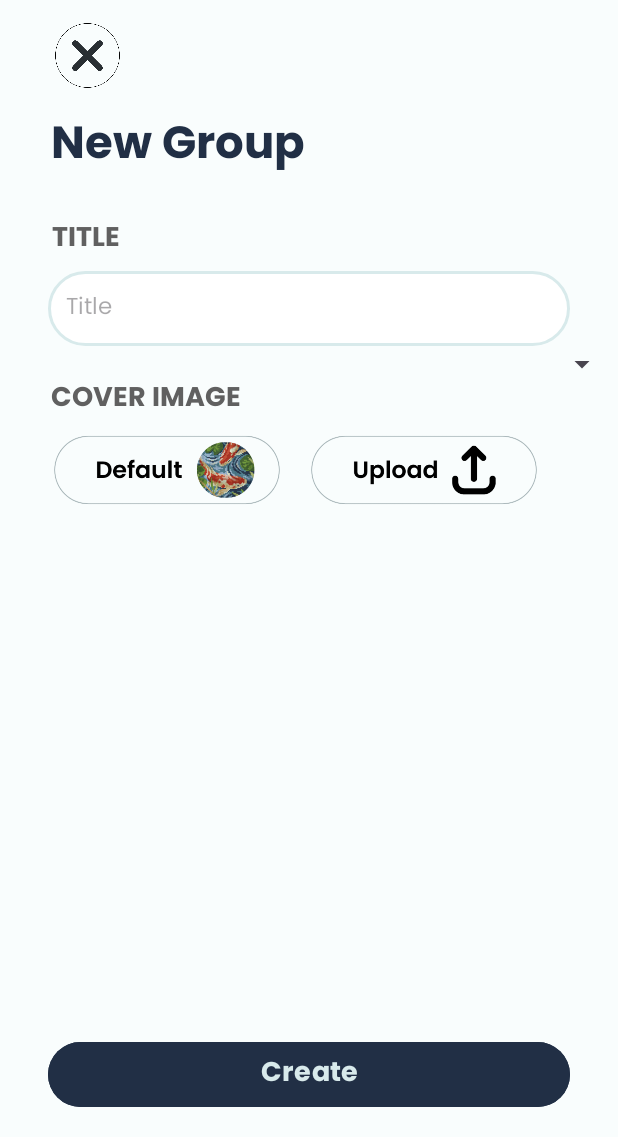
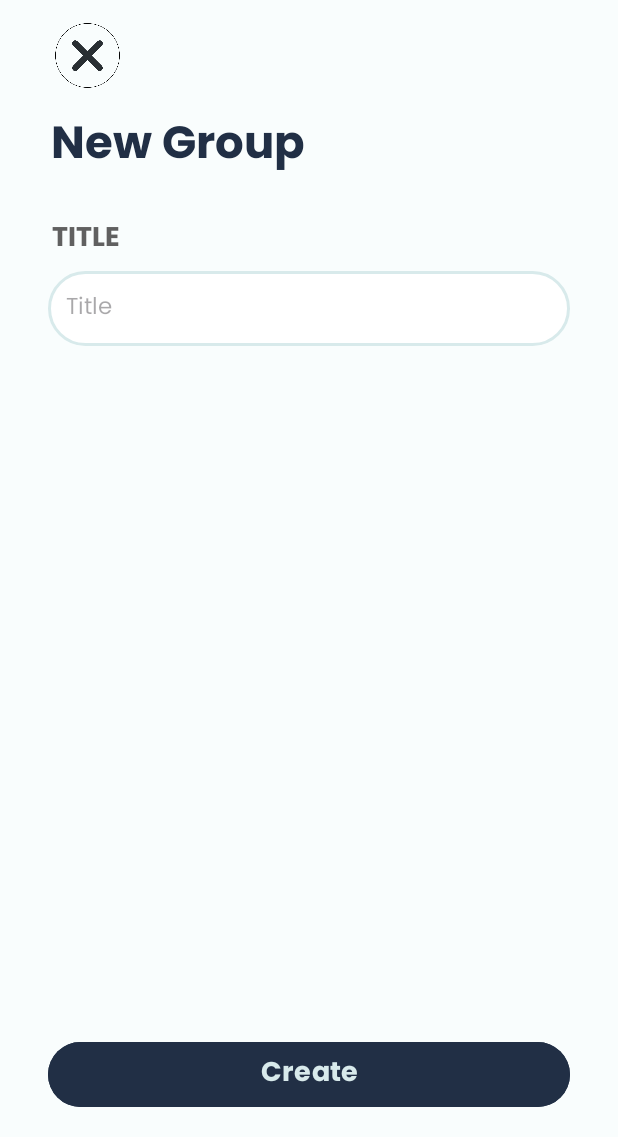
Before and after one commit to Nina-Sorongon/LockedIn, an Android app: the AddNewGroupActivity screen opened directly, with no data from a screen before it, on a phone screen of 412 x 824 dp, the part 99-1236 px from its top. Run offline under Robolectric (Android 15) with nearby library versions, the light colour scheme and no system bars; our stand-ins replace Firebase (no records; nobody signed in at launch, a user with empty details on screens opened directly).

Commit message:
just removed unused buttons

```diff
--- a/app/src/main/res/layout/activity_addnewgroup.xml
+++ b/app/src/main/res/layout/activity_addnewgroup.xml
@@ -85,58 +85,6 @@
         app:layout_constraintStart_toStartOf="parent"
         app:layout_constraintTop_toBottomOf="@id/title" />
 
-    <Spinner
-        android:id="@+id/imageSpinner"
-        android:layout_width="0dp"
-        android:layout_height="wrap_content"
-        android:layout_marginBottom="16dp"
-        app:layout_constraintStart_toStartOf="parent"
-        app:layout_constraintEnd_toEndOf="parent"
-        app:layout_constraintTop_toBottomOf="@id/edittitle" />
-
-    <TextView
-        android:id="@+id/cover"
-        android:layout_width="wrap_content"
-        android:layout_height="wrap_content"
-        android:layout_marginStart="32dp"
-        android:layout_marginTop="20dp"
-        android:layout_marginEnd="32dp"
-        android:background="@null"
-        android:fontFamily="@font/poppins_bold"
-        android:text="COVER IMAGE"
-        android:textAllCaps="true"
-        android:textColor="#606060"
-        android:textSize="18sp"
-        app:layout_constraintEnd_toEndOf="parent"
-        app:layout_constraintHorizontal_bias="0.009"
-        app:layout_constraintStart_toStartOf="parent"
-        app:layout_constraintTop_toBottomOf="@id/edittitle" />
-
-    <ImageButton
-        android:id="@+id/defaultcoverbtn"
-        android:layout_width="156dp"
-        android:layout_height="62dp"
-        android:layout_marginEnd="8dp"
-        android:background="@null"
-        android:scaleType="centerCrop"
-        app:layout_constraintEnd_toEndOf="parent"
-        app:layout_constraintHorizontal_bias="0.135"
-        app:layout_constraintStart_toStartOf="parent"
-        app:layout_constraintTop_toBottomOf="@id/cover"
-        app:srcCompat="@drawable/defaultcoverbtn" />
-
-    <ImageButton
-        android:id="@+id/uploadbtn"
-        android:layout_width="156dp"
-        android:layout_height="62dp"
-        android:background="@null"
-        android:scaleType="centerCrop"
-        app:layout_constraintEnd_toEndOf="parent"
-        app:layout_constraintHorizontal_bias="0.8"
-        app:layout_constraintStart_toStartOf="parent"
-        app:layout_constraintTop_toBottomOf="@id/cover"
-        app:srcCompat="@drawable/uploadbtn" />
-
     <Button
         android:id="@+id/creategroupbtn"
         android:layout_width="0dp"
```
